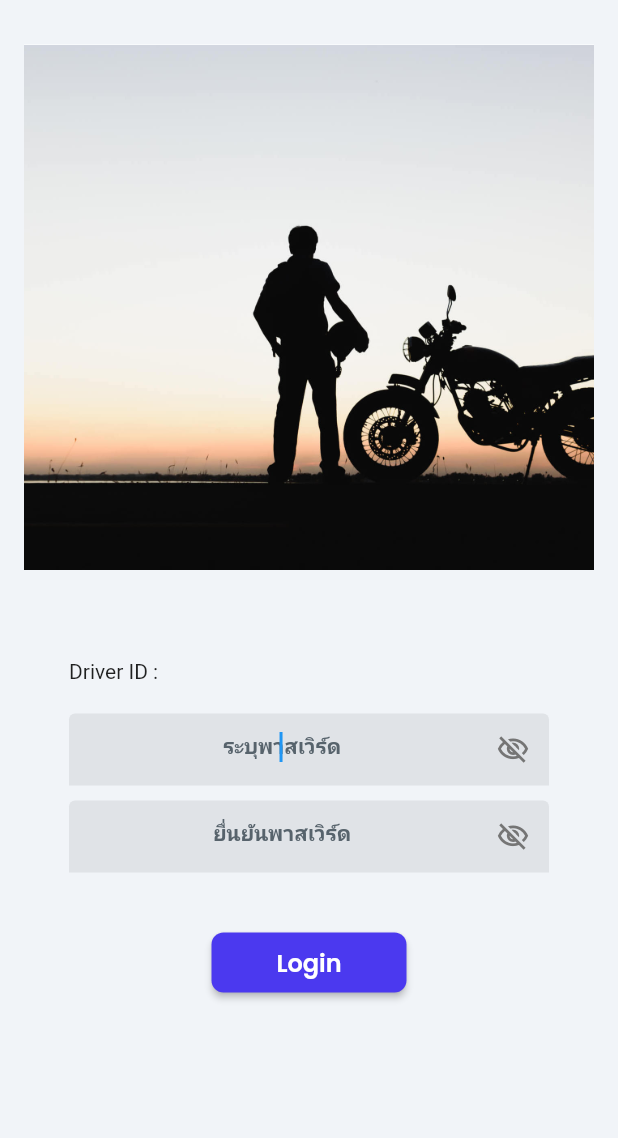
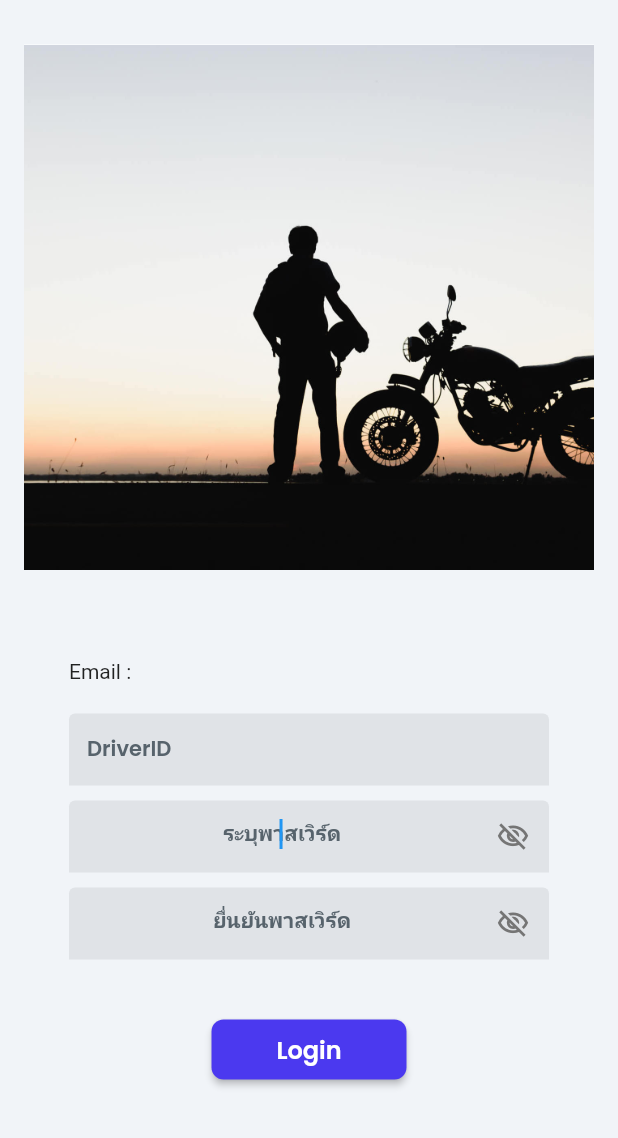
Before and after one commit to 644708020018/gps, a Flutter app: the screen it shows after launch, after a tap on "Confirm", on a phone screen of 412 x 824 dp, the part 98-1236 px from its top. Run offline on Flutter 3.47's test engine with Material 2 defaults, Android fonts, the phone set to English and light mode, and no system bars; drawn by our look-alikes of auto_size_text; our stand-ins replace firebase_auth, flutter_animate, font_awesome_flutter, from_css_color, google_fonts, google_maps_flutter and 3 more; missing offline and left inert: json_path; accounts and stored records are empty; network calls fail.

Commit message:
update email

```diff
--- a/lib/confirm/confirm_model.dart
+++ b/lib/confirm/confirm_model.dart
@@ -13,6 +13,8 @@ class ConfirmModel extends FlutterFlowModel {
   final formKey = GlobalKey<FormState>();
   // State field(s) for TextField widget.
   TextEditingController? textControllerDriverID;
+  late bool VisibilityControllerDriverID;
+
   String? Function(BuildContext, String?)? textController1Validator;
   // State field(s) for TextField widget.
   TextEditingController? textControllerPassword;
@@ -27,6 +29,7 @@ class ConfirmModel extends FlutterFlowModel {
 
   void initState(BuildContext context) {
     passwordVisibility1 = false;
+    VisibilityControllerDriverID = false;
     passwordVisibility2 = false;
   }
 
--- a/lib/confirm/confirm_widget.dart
+++ b/lib/confirm/confirm_widget.dart
@@ -12,9 +12,9 @@ import 'confirm_model.dart';
 export 'confirm_model.dart';
 
 class ConfirmWidget extends StatefulWidget {
-  String driverID;
+  String email;
 
-  ConfirmWidget({Key? key, required this.driverID}) : super(key: key);
+  ConfirmWidget({Key? key, required this.email}) : super(key: key);
 
   @override
   _ConfirmWidgetState createState() => _ConfirmWidgetState();
@@ -31,6 +31,7 @@ class _ConfirmWidgetState extends State<ConfirmWidget> {
     super.initState();
     _model = createModel(context, () => ConfirmModel());
 
+    _model.textControllerDriverID ??= TextEditingController();
     _model.textControllerPassword ??= TextEditingController();
     _model.textControllerConfirmPassword ??= TextEditingController();
   }
@@ -108,11 +109,70 @@ class _ConfirmWidgetState extends State<ConfirmWidget> {
                                   width: 320.0,
                                   decoration: BoxDecoration(),
                                   child:
-                                      Text('Driver ID : ${widget.driverID}')),
+                                      Text('Email : ${widget.email}')),
                             ),
                             Padding(
                               padding: EdgeInsetsDirectional.fromSTEB(
                                   24.0, 20.0, 24.0, 0.0),
+                              child: Container(
+                                width: 320.0,
+                                decoration: BoxDecoration(),
+                                child: TextFormField(
+                                  controller: _model.textControllerDriverID,
+                                  decoration: InputDecoration(
+                                    hintText: 'DriverID',
+                                    hintStyle:
+                                    FlutterFlowTheme.of(context).bodySmall,
+                                    enabledBorder: UnderlineInputBorder(
+                                      borderSide: BorderSide(
+                                        color: Color(0x00000000),
+                                        width: 1.0,
+                                      ),
+                                      borderRadius: const BorderRadius.only(
+                                        topLeft: Radius.circular(4.0),
+                                        topRight: Radius.circular(4.0),
+                                      ),
+                                    ),
+                                    focusedBorder: UnderlineInputBorder(
+                                      borderSide: BorderSide(
+                                        color: Color(0x00000000),
+                                        width: 1.0,
+                                      ),
+                                      borderRadius: const BorderRadius.only(
+                                        topLeft: Radius.circular(4.0),
+                                        topRight: Radius.circular(4.0),
+                                      ),
+                                    ),
+                                    errorBorder: UnderlineInputBorder(
+                                      borderSide: BorderSide(
+                                        color: Color(0x00000000),
+                                        width: 1.0,
+                                      ),
+                                      borderRadius: const BorderRadius.only(
+                                        topLeft: Radius.circular(4.0),
+                                        topRight: Radius.circular(4.0),
+                                      ),
+                                    ),
+                                    focusedErrorBorder: UnderlineInputBorder(
+                                      borderSide: BorderSide(
+                                        color: Color(0x00000000),
+                                        width: 1.0,
+                                      ),
+                                      borderRadius: const BorderRadius.only(
+                                        topLeft: Radius.circular(4.0),
+                                        topRight: Radius.circular(4.0),
+                                      ),
+                                    ),
+                                    filled: true,
+                                    fillColor:
+                                    FlutterFlowTheme.of(context).lineColor,
+                                  ),
+                                ),
+                              ),
+                            ),
+                            Padding(
+                              padding: EdgeInsetsDirectional.fromSTEB(
+                                  24.0, 10.0, 24.0, 0.0),
                               child: Container(
                                 width: 320.0,
                                 decoration: BoxDecoration(),
@@ -286,7 +346,8 @@ class _ConfirmWidgetState extends State<ConfirmWidget> {
                                   0.0, 40.0, 0.0, 0.0),
                               child: FFButtonWidget(
                                 onPressed: () async {
-                                  String username = widget.driverID;
+                                  String username = widget.email;
+                                  String driverId = _model.textControllerDriverID.text.trim();
                                   String Password =
                                       _model.textControllerPassword.text.trim();
                                   String ConfirmPassword = _model
--- a/lib/login/login_widget.dart
+++ b/lib/login/login_widget.dart
@@ -130,7 +130,7 @@ class _LoginWidgetState extends State<LoginWidget>
                                     autofocus: true,
                                     obscureText: false,
                                     decoration: InputDecoration(
-                                      hintText: '   Driver ID ...',
+                                      hintText: '   Email ...',
                                       hintStyle: FlutterFlowTheme.of(context)
                                           .bodySmall,
                                       enabledBorder: UnderlineInputBorder(
@@ -211,7 +211,7 @@ class _LoginWidgetState extends State<LoginWidget>
                                   await Navigator.push(
                                     context,
                                     MaterialPageRoute(
-                                      builder: (context) => ConfirmWidget(driverID: _model.textController.text.trim(),),
+                                      builder: (context) => ConfirmWidget(email: _model.textController.text.trim(),),
                                     ),
                                   );
                                 },
```
